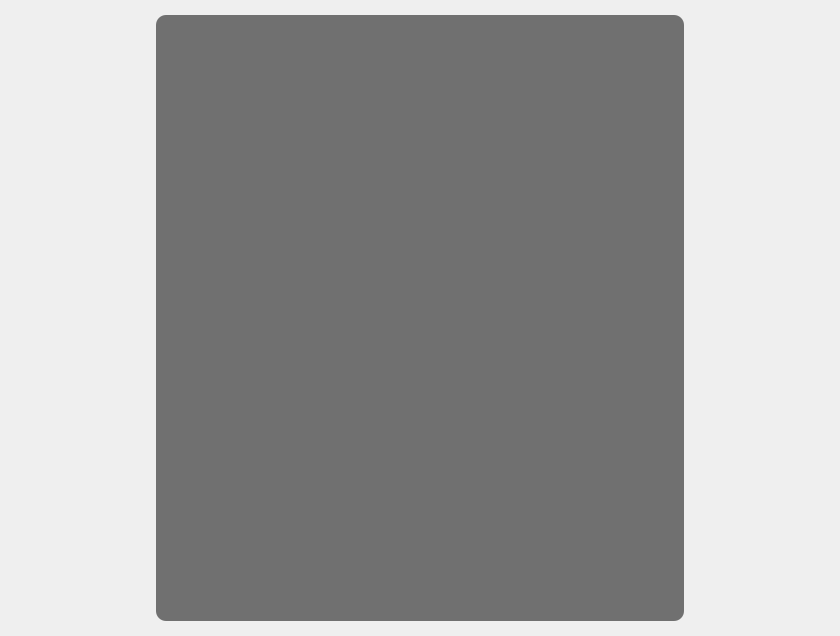
The window that interfaces/mainWindow.ui (ZalmanHack/Elevator) describes before a commit, drawn with Qt 5.
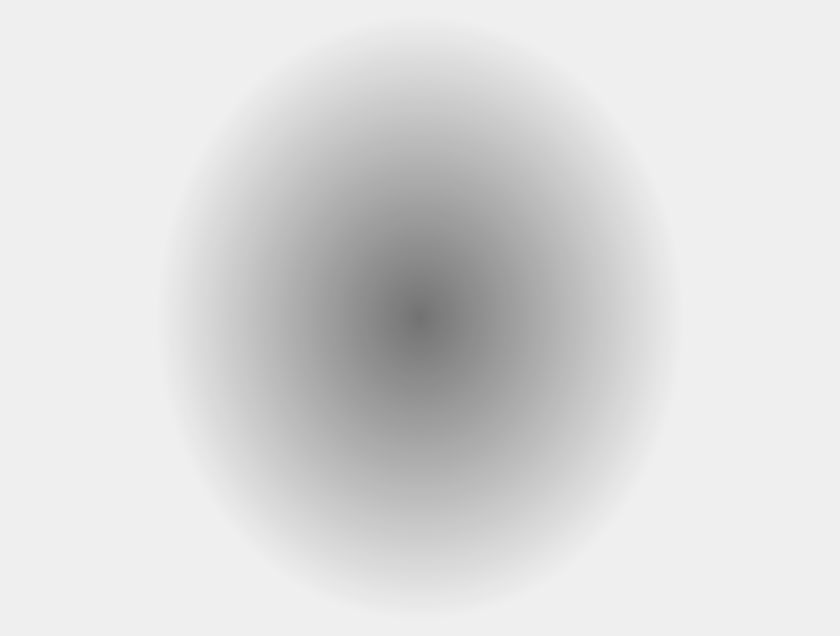
The same window after the commit. Icons and pictures are not drawn.

```diff
--- a/interfaces/mainWindow.ui
+++ b/interfaces/mainWindow.ui
@@ -94,7 +94,7 @@
       <property name="styleSheet">
        <string notr="true">QWidget#main_widget {
 	border-radius: 10px;
-	background-color: rgb(112, 112, 112);
+	background-color: qradialgradient(spread:pad, cx:0.5, cy:0.5, radius:0.5, fx:0.5, fy:0.5, stop:0 rgba(0, 0, 0, 133), stop:1 rgba(0, 0, 0, 0))
 }</string>
       </property>
      </widget>
```
